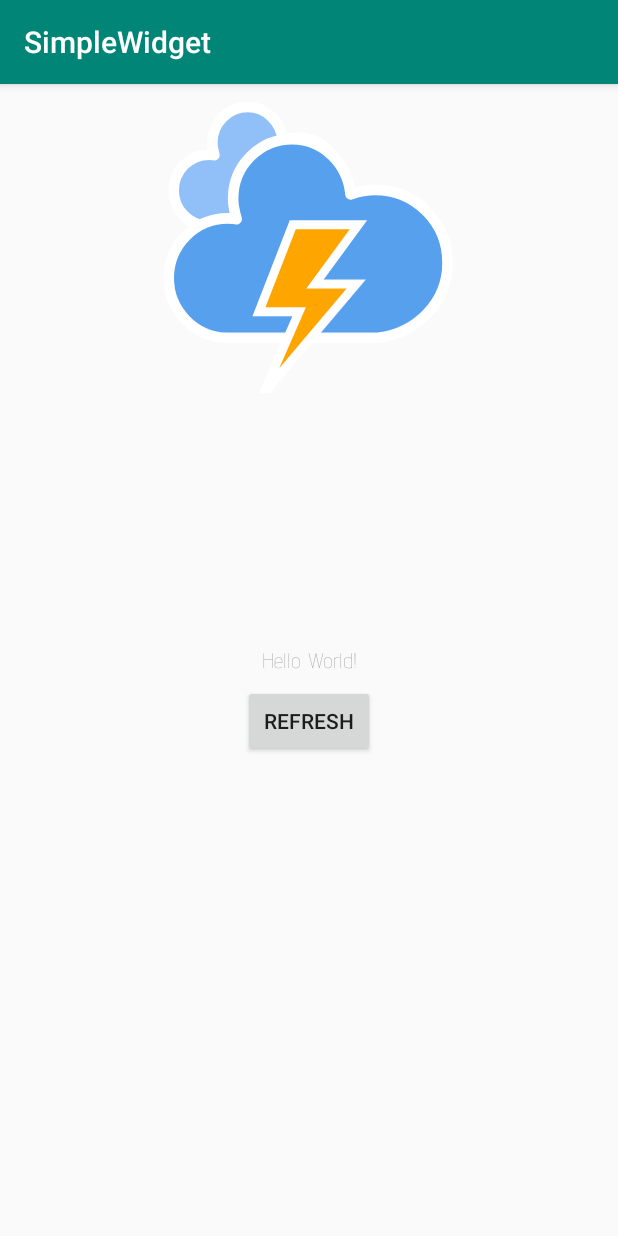
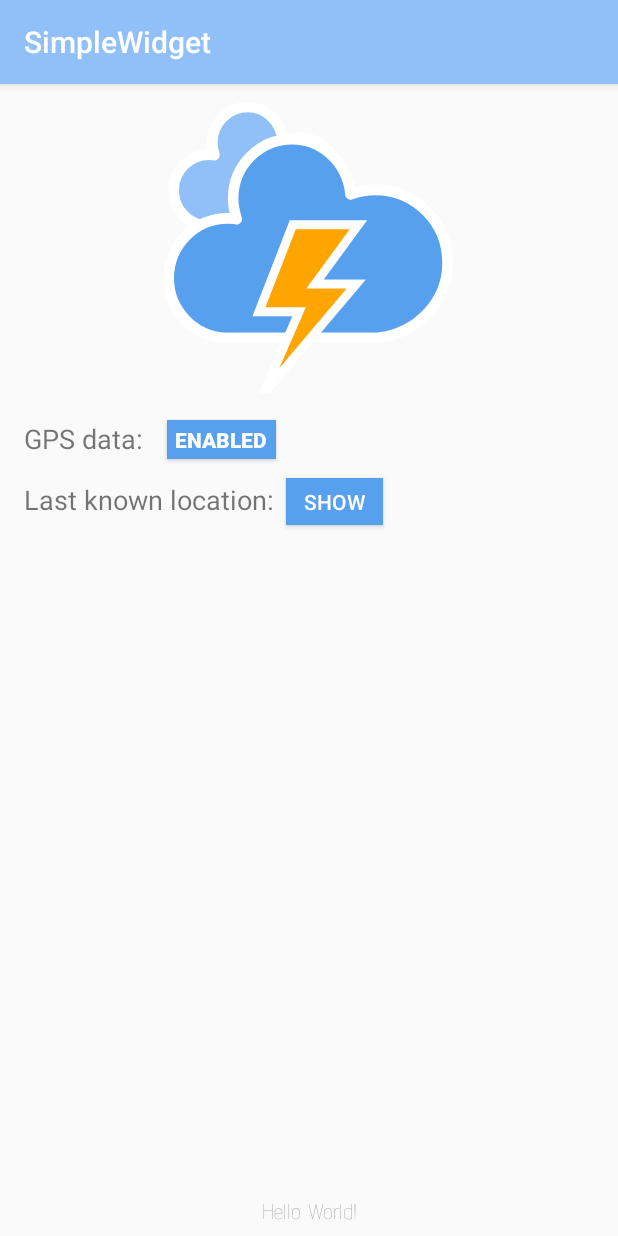
Before and after one commit to piskula/simple-weather, an Android app: the screen it shows after launch (MainActivity), on a phone screen of 412 x 824 dp. Run offline under Robolectric (Android 15) with nearby library versions, the phone set to English and light mode, and no system bars; 4 statements that could not run were skipped.

Commit message:
Main Activity status page and error icons added

```diff
--- a/app/src/main/AndroidManifest.xml
+++ b/app/src/main/AndroidManifest.xml
@@ -9,9 +9,9 @@
 
     <application
             android:allowBackup="false"
-            android:icon="@mipmap/ic_launcher"
+            android:icon="@drawable/w11d"
             android:label="@string/app_name"
-            android:roundIcon="@mipmap/ic_launcher_round"
+            android:roundIcon="@drawable/w11d"
             android:supportsRtl="true"
             android:theme="@style/AppTheme">
 
--- a/app/src/main/java/sk/momosi/simplewidget/MainActivity.kt
+++ b/app/src/main/java/sk/momosi/simplewidget/MainActivity.kt
@@ -7,17 +7,51 @@ import android.content.pm.PackageManager
 import android.graphics.drawable.Animatable
 import android.support.v4.app.ActivityCompat
 import android.support.v4.content.ContextCompat
+import android.view.View
 import kotlinx.android.synthetic.main.activity_main.*
-
+import android.content.Intent
+import android.net.Uri
+import java.lang.ref.WeakReference
 
 private const val MY_PERMISSION_ACCESS_COARSE_LOCATION = 11
 
 class MainActivity : AppCompatActivity() {
 
-
     override fun onCreate(savedInstanceState: Bundle?) {
         super.onCreate(savedInstanceState)
         setContentView(R.layout.activity_main)
+
+        initView()
+    }
+
+    private fun initView() {
+        (imageView.drawable as Animatable).start()
+
+        show_last_location.setOnClickListener {
+            val prefs = getSharedPreferences("com.example.android.appwidgetsample", 0)
+            val lastLat = prefs.getFloat("last_lat", 0f)
+            val lastLon = prefs.getFloat("last_lon", 0f)
+
+            val gmmIntentUri = Uri.parse("geo:$lastLat,$lastLon")
+            val mapIntent = Intent(Intent.ACTION_VIEW, gmmIntentUri)
+                .setPackage("com.google.android.apps.maps")
+
+            startActivity(mapIntent)
+        }
+    }
+
+    private fun setGpsEnabled(isEnabled: Boolean) {
+        gps_data_disabled.visibility = if (isEnabled) View.GONE else View.VISIBLE
+        gps_data_enabled.visibility = if (isEnabled) View.VISIBLE else View.GONE
+
+        if (isEnabled) {
+            // when app is open or location permissions are granted, perform refresh
+            RefreshConditions(WeakReference(this)).execute()
+        }
+    }
+
+    override fun onStart() {
+        super.onStart()
 
         val permissionStatus = ContextCompat.checkSelfPermission(this, ACCESS_COARSE_LOCATION)
 
@@ -28,8 +62,17 @@ class MainActivity : AppCompatActivity() {
                 arrayOf(android.Manifest.permission.ACCESS_COARSE_LOCATION),
                 MY_PERMISSION_ACCESS_COARSE_LOCATION
             )
+        } else {
+            setGpsEnabled(true)
         }
+    }
 
-        (imageView.drawable as Animatable).start()
+    override fun onRequestPermissionsResult(requestCode: Int, permissions: Array<out String>, grantResults: IntArray) {
+        super.onRequestPermissionsResult(requestCode, permissions, grantResults)
+        if (requestCode == MY_PERMISSION_ACCESS_COARSE_LOCATION) {
+            val isGpsEnabled = grantResults[0] == 0
+
+            setGpsEnabled(isGpsEnabled)
+        }
     }
 }
--- /dev/null
+++ b/app/src/main/res/drawable/no_data.xml
@@ -0,0 +1,13 @@
+<vector xmlns:android="http://schemas.android.com/apk/res/android"
+        android:height="27dp" android:width="37dp"
+        android:viewportHeight="27" android:viewportWidth="37">
+    <path android:fillColor="#999"
+          android:pathData="M36.1625,16.45c0,-5.175 -4.1625,-9.225 -9.225,-9.225c-1.125,0 -2.1375,0.225 -3.15,0.5625c-0.3375,-3.825 -3.4875,-6.975 -7.425,-6.975c-4.1625,0 -7.5375,3.375 -7.5375,7.5375c0,0.9 0.225,1.8 0.45,2.5875c-0.3375,-0.1125 -0.7875,-0.1125 -1.125,-0.1125c-4.1625,0 -7.5375,3.375 -7.5375,7.5375c0,4.05 3.2625,7.425 7.3125,7.5375l19.35,0C32.225,25.3375 36.1625,21.4 36.1625,16.45z"
+          android:strokeColor="#FFFFFF" android:strokeLineJoin="round" android:strokeWidth="1.2"/>
+    <path android:fillColor="#00000000"
+          android:pathData="M15,14L22,21"
+          android:strokeColor="#FFF" android:strokeLineCap="round" android:strokeWidth="2"/>
+    <path android:fillColor="#00000000"
+          android:pathData="M22,14L15,21"
+          android:strokeColor="#FFF" android:strokeLineCap="round" android:strokeWidth="2"/>
+</vector>
--- /dev/null
+++ b/app/src/main/res/drawable/unavailable.xml
@@ -0,0 +1,5 @@
+<vector android:height="48dp" android:tint="#999999"
+    android:viewportHeight="24.0" android:viewportWidth="24.0"
+    android:width="48dp" xmlns:android="http://schemas.android.com/apk/res/android">
+    <path android:fillColor="#FF000000" android:pathData="M12,2C6.5,2 2,6.5 2,12s4.5,10 10,10 10,-4.5 10,-10S17.5,2 12,2zM4,12c0,-4.4 3.6,-8 8,-8 1.8,0 3.5,0.6 4.9,1.7L5.7,16.9C4.6,15.5 4,13.8 4,12zM12,20c-1.8,0 -3.5,-0.6 -4.9,-1.7L18.3,7.1C19.4,8.5 20,10.2 20,12c0,4.4 -3.6,8 -8,8z"/>
+</vector>
--- a/app/src/main/res/layout/activity_main.xml
+++ b/app/src/main/res/layout/activity_main.xml
@@ -13,17 +13,12 @@
             android:layout_width="wrap_content"
             android:layout_height="wrap_content"
             android:fontFamily="@font/advent_pro_thin"
-            app:layout_constraintBottom_toBottomOf="parent"
             app:layout_constraintLeft_toLeftOf="parent"
             app:layout_constraintRight_toRightOf="parent"
-            app:layout_constraintTop_toTopOf="parent"/>
-    <Button
-            android:text="Refresh"
-            android:layout_width="wrap_content"
-            android:layout_height="wrap_content"
-            android:id="@+id/btn_refresh" android:layout_marginTop="8dp"
-            app:layout_constraintTop_toBottomOf="@+id/txt_main" app:layout_constraintStart_toStartOf="parent"
-            android:layout_marginStart="8dp" app:layout_constraintEnd_toEndOf="parent" android:layout_marginEnd="8dp"/>
+            android:layout_marginBottom="8dp"
+            app:layout_constraintBottom_toBottomOf="parent"
+            app:layout_constraintStart_toStartOf="parent"
+            app:layout_constraintEnd_toEndOf="parent"/>
     <ImageView
             android:layout_width="200dp"
             android:layout_height="200dp" app:srcCompat="@drawable/floated_w11d"
@@ -32,4 +27,58 @@
             app:layout_constraintEnd_toEndOf="parent" android:layout_marginEnd="8dp" android:layout_marginTop="8dp"
             app:layout_constraintTop_toTopOf="parent"/>
 
+    <TextView
+            android:id="@+id/gps_data"
+            android:text="@string/gps_data"
+            android:layout_width="wrap_content"
+            android:layout_height="wrap_content"
+            android:layout_marginStart="16dp"
+            app:layout_constraintTop_toBottomOf="@id/imageView"
+            app:layout_constraintStart_toStartOf="parent"
+            android:textSize="18sp"
+            android:layout_marginTop="16dp"/>
+
+    <TextView
+            android:id="@+id/gps_data_disabled"
+            style="@style/ButtonOff"
+            android:layout_width="wrap_content"
+            android:layout_height="wrap_content"
+            app:layout_constraintTop_toBottomOf="@+id/imageView"
+            app:layout_constraintStart_toEndOf="@+id/gps_data"
+            android:layout_marginStart="16dp"
+            android:layout_marginTop="16dp"/>
+
+    <TextView
+            android:id="@+id/gps_data_enabled"
+            style="@style/ButtonOn"
+            android:visibility="gone"
+            android:layout_width="wrap_content"
+            android:layout_height="wrap_content"
+            app:layout_constraintTop_toBottomOf="@+id/imageView"
+            app:layout_constraintStart_toEndOf="@+id/gps_data"
+            android:layout_marginStart="16dp"
+            android:layout_marginTop="16dp"/>
+
+    <TextView
+            android:id="@+id/last_location"
+            android:text="@string/last_known_location"
+            android:layout_width="wrap_content"
+            android:layout_height="wrap_content"
+            android:layout_marginStart="16dp"
+            app:layout_constraintTop_toBottomOf="@id/gps_data"
+            app:layout_constraintStart_toStartOf="parent"
+            android:textSize="18sp"
+            android:layout_marginTop="16dp"/>
+    <Button
+            android:id="@+id/show_last_location"
+            style="@style/ButtonPrimaryDark"
+            android:text="show"
+            android:layout_width="wrap_content"
+            android:layout_height="wrap_content"
+            app:layout_constraintStart_toEndOf="@+id/last_location"
+            android:layout_marginStart="8dp"
+            android:layout_marginTop="14dp"
+            app:layout_constraintTop_toBottomOf="@+id/gps_data"/>
+
+
 </android.support.constraint.ConstraintLayout>
--- a/app/src/main/res/values/colors.xml
+++ b/app/src/main/res/values/colors.xml
@@ -1,6 +1,10 @@
 <?xml version="1.0" encoding="utf-8"?>
 <resources>
-    <color name="colorPrimary">#008577</color>
-    <color name="colorPrimaryDark">#00574B</color>
-    <color name="colorAccent">#D81B60</color>
+    <color name="colorPrimary">#91C0F8</color>
+    <color name="colorPrimaryDark">#57A0EE</color>
+    <color name="colorAccent">#ffa500</color>
+
+    <color name="colorOn">#00b32c</color>
+    <color name="colorOff">#b3000c</color>
+    <color name="colorDisabled">#999999</color>
 </resources>
--- a/app/src/main/res/values/strings.xml
+++ b/app/src/main/res/values/strings.xml
@@ -5,4 +5,10 @@
     <string name="temperature">%1$d</string>
     <string name="count_err">Err: %1$d</string>
     <string name="count_ok">OK: %1$d</string>
+    <string name="visit_app">Visit app</string>
+    <string name="loading">Loading…</string>
+    <string name="statusOn">enabled</string>
+    <string name="statusOff">disabled</string>
+    <string name="gps_data">GPS data:</string>
+    <string name="last_known_location">Last known location:</string>
 </resources>
--- a/app/src/main/res/values/styles.xml
+++ b/app/src/main/res/values/styles.xml
@@ -28,4 +28,38 @@
         <item name="android:layout_marginTop">12dp</item>
     </style>
 
+    <style name="StatusButtonParent" parent="Base.Widget.AppCompat.Button.Colored">
+        <item name="android:paddingBottom">3dp</item>
+        <item name="android:paddingTop">3dp</item>
+        <item name="android:paddingLeft">5dp</item>
+        <item name="android:paddingRight">5dp</item>
+        <item name="android:textColor">#ffffff</item>
+        <item name="android:textStyle">bold</item>
+        <item name="android:textAllCaps">true</item>
+        <item name="android:minHeight">0dp</item>
+        <item name="android:minWidth">0dp</item>
+        <item name="android:clickable">false</item>
+    </style>
+
+    <style name="ButtonOn" parent="StatusButtonParent">
+        <item name="android:background">@color/colorPrimaryDark</item>
+        <!--<item name="android:background">@color/colorOn</item>-->
+        <item name="android:text">@string/statusOn</item>
+    </style>
+
+    <style name="ButtonOff" parent="StatusButtonParent">
+        <item name="android:background">@color/colorDisabled</item>
+        <!--<item name="android:background">@color/colorOff</item>-->
+        <item name="android:text">@string/statusOff</item>
+    </style>
+
+    <style name="ButtonPrimaryDark" parent="Base.Widget.AppCompat.Button.Colored">
+        <item name="android:background">@color/colorPrimaryDark</item>
+        <item name="android:textColor">#ffffff</item>
+        <item name="android:paddingHorizontal">12dp</item>
+        <item name="android:paddingVertical">6dp</item>
+        <item name="android:minWidth">0dp</item>
+        <item name="android:minHeight">0dp</item>
+    </style>
+
 </resources>
```
Also changed, not shown: app/src/main/java/sk/momosi/simplewidget/NewAppWidget.kt (+3 -10 lines), app/src/main/java/sk/momosi/simplewidget/RefreshConditions.kt (+23 -48 lines), app/src/main/res/layout/new_app_widget.xml (+4 -3 lines).
